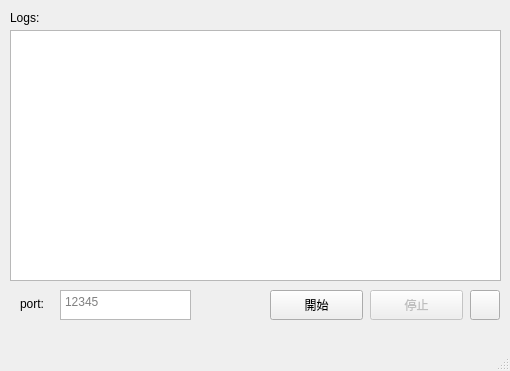
First picture: the form in libjpeg_turbo/clientui.ui, repository wei-coding/NCHU-Game-Streaming, before the edit.
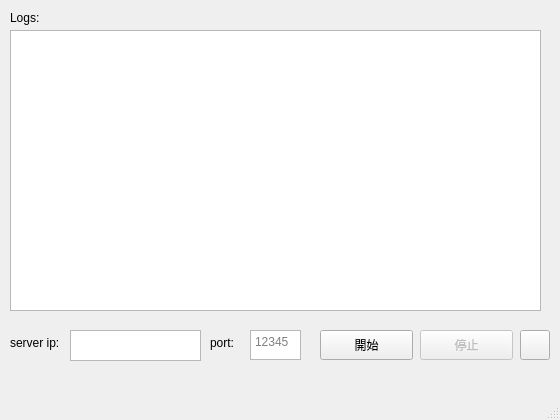
Second picture: the form after the edit. Icons and pictures are not drawn.

Commit message: 在GUI加入server ip的欄位

```diff
--- a/libjpeg_turbo/clientui.ui
+++ b/libjpeg_turbo/clientui.ui
@@ -6,8 +6,8 @@
    <rect>
     <x>0</x>
     <y>0</y>
-    <width>510</width>
-    <height>371</height>
+    <width>560</width>
+    <height>420</height>
    </rect>
   </property>
   <property name="sizePolicy">
@@ -50,8 +50,8 @@
      <rect>
       <x>10</x>
       <y>30</y>
-      <width>491</width>
-      <height>251</height>
+      <width>531</width>
+      <height>281</height>
      </rect>
     </property>
     <property name="contextMenuPolicy">
@@ -73,10 +73,10 @@
    <widget class="QLabel" name="label_2">
     <property name="geometry">
      <rect>
-      <x>20</x>
-      <y>296</y>
-      <width>58</width>
-      <height>15</height>
+      <x>210</x>
+      <y>335</y>
+      <width>41</width>
+      <height>16</height>
      </rect>
     </property>
     <property name="text">
@@ -89,9 +89,9 @@
     </property>
     <property name="geometry">
      <rect>
-      <x>60</x>
-      <y>290</y>
-      <width>131</width>
+      <x>250</x>
+      <y>330</y>
+      <width>51</width>
       <height>30</height>
      </rect>
     </property>
@@ -105,8 +105,8 @@
    <widget class="QPushButton" name="start_button">
     <property name="geometry">
      <rect>
-      <x>270</x>
-      <y>290</y>
+      <x>320</x>
+      <y>330</y>
       <width>93</width>
       <height>30</height>
      </rect>
@@ -121,8 +121,8 @@
     </property>
     <property name="geometry">
      <rect>
-      <x>370</x>
-      <y>290</y>
+      <x>420</x>
+      <y>330</y>
       <width>93</width>
       <height>30</height>
      </rect>
@@ -134,8 +134,8 @@
    <widget class="QPushButton" name="about_button">
     <property name="geometry">
      <rect>
-      <x>470</x>
-      <y>290</y>
+      <x>520</x>
+      <y>330</y>
       <width>30</width>
       <height>30</height>
      </rect>
@@ -148,6 +148,32 @@
       <normaloff>:/resource/question.png</normaloff>:/resource/question.png</iconset>
     </property>
    </widget>
+   <widget class="QLabel" name="label_3">
+    <property name="geometry">
+     <rect>
+      <x>10</x>
+      <y>335</y>
+      <width>58</width>
+      <height>15</height>
+     </rect>
+    </property>
+    <property name="text">
+     <string>server ip:</string>
+    </property>
+   </widget>
+   <widget class="QTextEdit" name="serverip_textedit">
+    <property name="geometry">
+     <rect>
+      <x>70</x>
+      <y>330</y>
+      <width>131</width>
+      <height>31</height>
+     </rect>
+    </property>
+    <property name="statusTip">
+     <string>輸入server的ip</string>
+    </property>
+   </widget>
   </widget>
   <widget class="QMenuBar" name="menubar">
    <property name="geometry">
```
Left out of the diff: 2 changed lines with no effect on the pictures. The commit also changes 1 other file.
